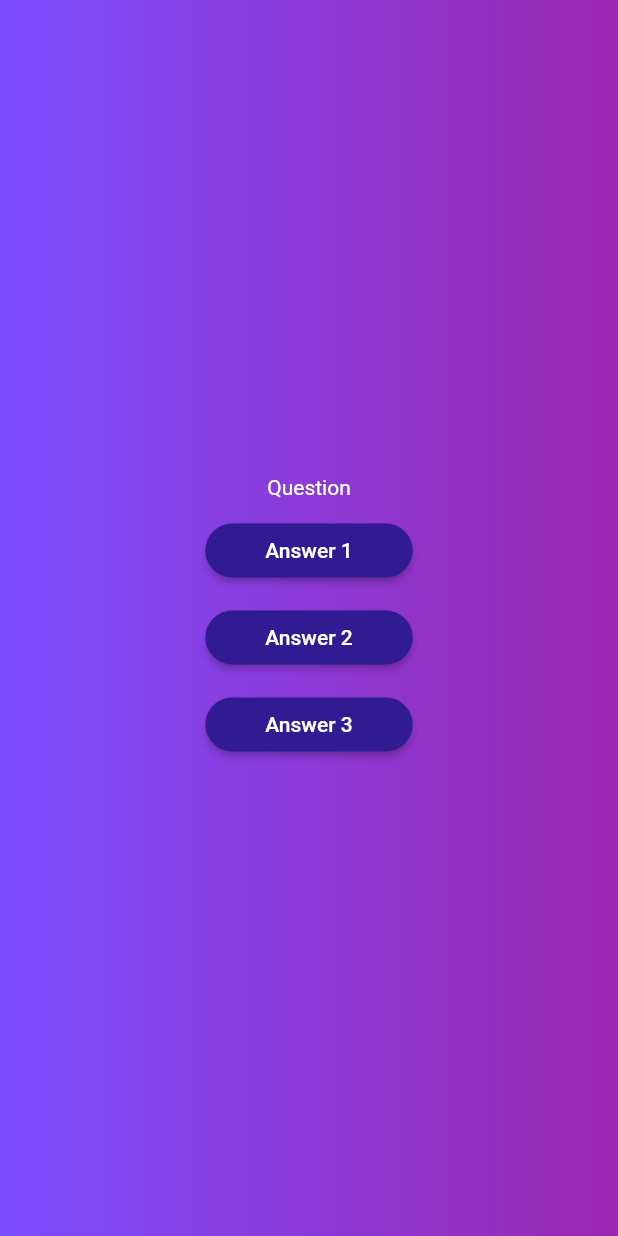
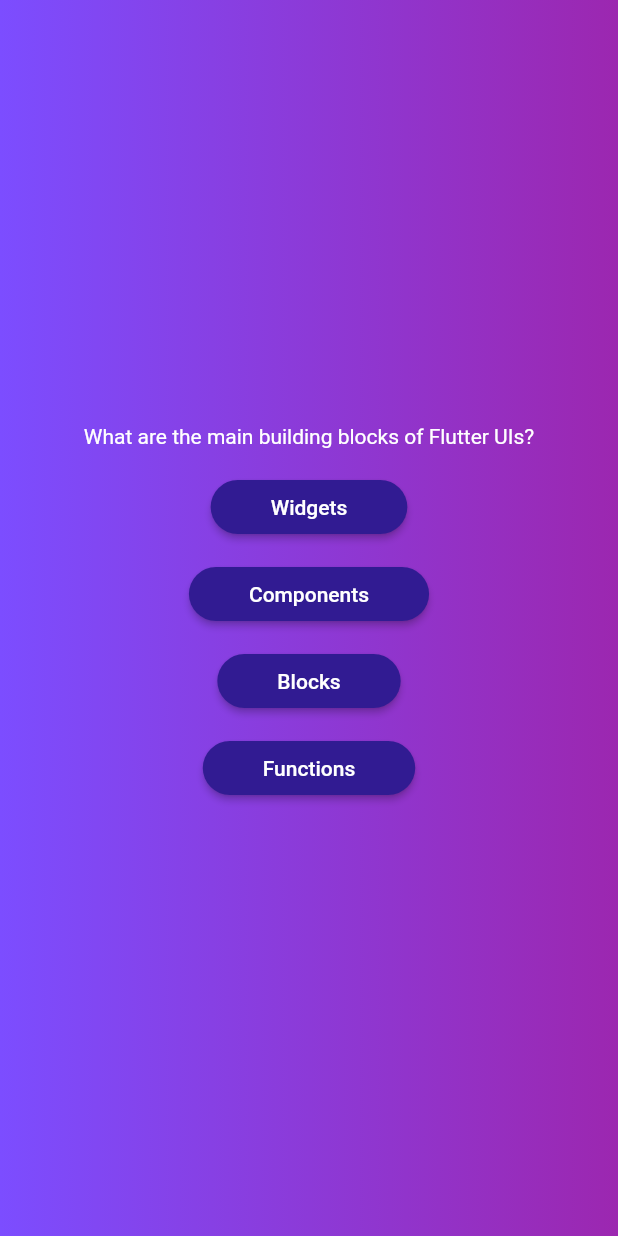
Before and after one commit to akramghaleb/quiz-app, a Flutter app: the screen it shows after launch, after a tap on "Start now !", on a phone screen of 412 x 824 dp. Run offline on Flutter 3.47's test engine with Material 2 defaults, Android fonts, the phone set to English and light mode, and no system bars.

Commit message:
map function

```diff
--- a/lib/questions_page.dart
+++ b/lib/questions_page.dart
@@ -1,8 +1,16 @@
 import 'package:flutter/material.dart';
 import 'package:quiz_app/widgets/answer_button.dart';
+import 'package:quiz_app/data/questions.dart';
 
-class Questions extends StatelessWidget {
+class Questions extends StatefulWidget {
   const Questions({super.key});
+
+  @override
+  State<Questions> createState() => _QuestionsState();
+}
+
+class _QuestionsState extends State<Questions> {
+  var currentQuestions = questions[0];
 
   @override
   Widget build(BuildContext context) {
@@ -10,31 +18,22 @@ class Questions extends StatelessWidget {
       child: Column(
         mainAxisAlignment: MainAxisAlignment.center,
         children: [
-          const Text(
-            'Question',
-            style: TextStyle(color: Colors.white),
+          Text(
+            currentQuestions.question,
+            style: const TextStyle(color: Colors.white),
           ),
           const SizedBox(
             height: 10,
           ),
-          AnswerButton(
-            text: 'Answer 1',
-            onPressed: () {},
-          ),
-          const SizedBox(
-            height: 10,
-          ),
-          AnswerButton(
-            text: 'Answer 2',
-            onPressed: () {},
-          ),
-          const SizedBox(
-            height: 10,
-          ),
-          AnswerButton(
-            text: 'Answer 3',
-            onPressed: () {},
-          ),
+          ...currentQuestions.answers.map((e) {
+            return Container(
+              margin: const EdgeInsets.all(5),
+              child: AnswerButton(
+                text: e,
+                onPressed: () {},
+              ),
+            );
+          }),
         ],
       ),
     );
```
